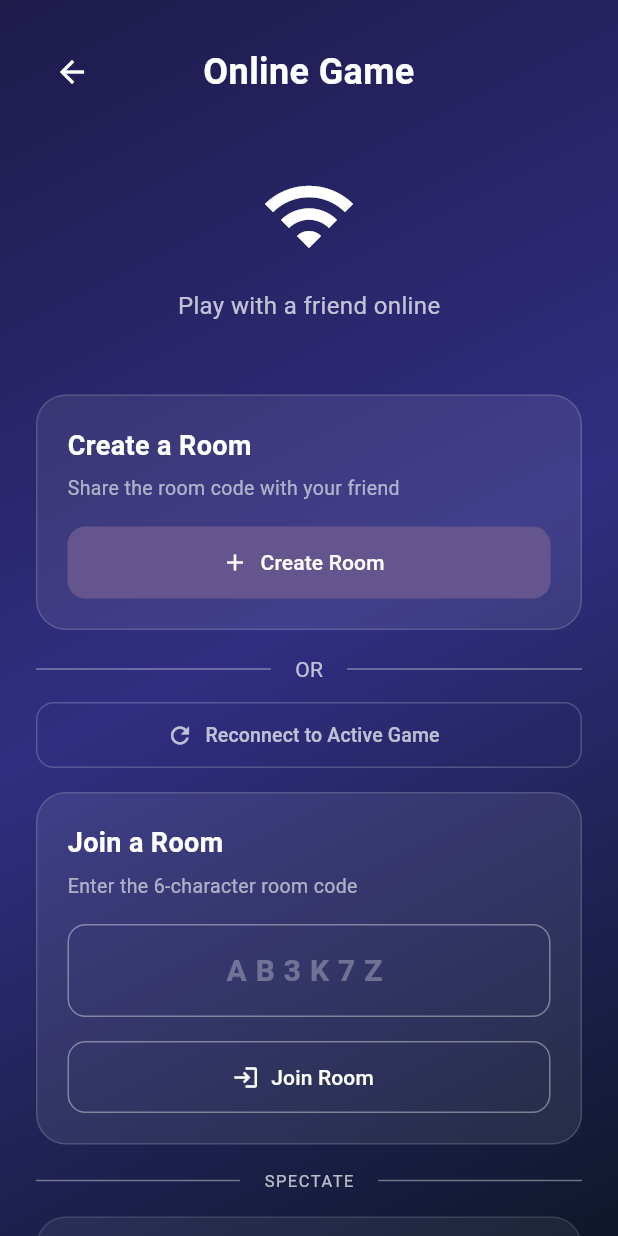
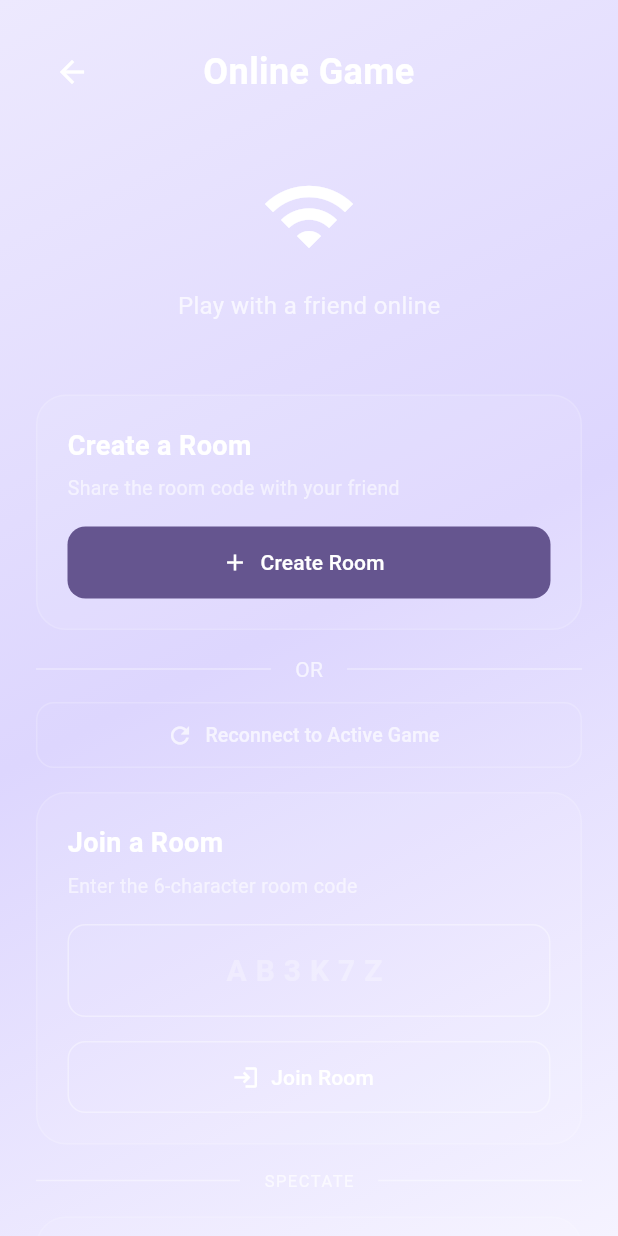
Before and after one commit to shahidkvmdam/tic-tac-toe, a Flutter app: the HomeScreen screen opened directly, after a tap on the "light mode" icon, after a tap on "Play Online", on a phone screen of 412 x 824 dp. Run offline on Flutter 3.47's test engine with Material 3 defaults, Android fonts, the phone set to English and light mode, and no system bars; our stand-ins replace audioplayers, cloud_firestore, confetti, firebase_auth, firebase_core, google_sign_in and 1 more; accounts and stored records are empty.

Commit message:
Full dark/light theme support across all screens — true black dark theme

```diff
--- a/lib/main.dart
+++ b/lib/main.dart
@@ -44,7 +44,10 @@
             colorScheme: ColorScheme.fromSeed(
               seedColor: const Color(0xFF6750A4),
               brightness: Brightness.dark,
+              surface: const Color(0xFF0A0A0A),
+              onSurface: Colors.white,
             ),
+            scaffoldBackgroundColor: const Color(0xFF0D0D0D),
             useMaterial3: true,
           ),
           home: const AuthWrapper(),
--- a/lib/screens/home_screen.dart
+++ b/lib/screens/home_screen.dart
@@ -7,6 +7,7 @@
 import '../services/theme_service.dart';
 import '../services/sound_service.dart';
 import '../services/avatar_service.dart';
+import '../utils/theme_utils.dart';
 import 'lobby_screen.dart';
 import 'username_screen.dart';
 import 'ai_game_screen.dart';
@@ -27,20 +28,11 @@
         authService.currentUser?.phoneNumber ??
         'Player';
 
+    final darkMode = themeService.isDark;
     return Scaffold(
       body: Container(
         width: double.infinity,
-        decoration: const BoxDecoration(
-          gradient: LinearGradient(
-            begin: Alignment.topLeft,
-            end: Alignment.bottomRight,
-            colors: [
-              Color(0xFF1E1B4B),
-              Color(0xFF312E81),
-              Color(0xFF0F172A),
-            ],
-          ),
-        ),
+        decoration: appBackground(context),
         child: SafeArea(
           child: Center(
             child: SingleChildScrollView(
@@ -60,7 +52,7 @@
                             tooltip: SoundService.instance.enabled ? 'Mute sounds' : 'Enable sounds',
                             icon: Icon(
                               SoundService.instance.enabled ? Icons.volume_up : Icons.volume_off,
-                              color: Colors.white70,
+                              color: darkMode ? Colors.white70 : Colors.black54,
                             ),
                             onPressed: () async {
                               await SoundService.instance.setEnabled(!SoundService.instance.enabled);
@@ -73,7 +65,7 @@
                           tooltip: themeService.isDark ? 'Light mode' : 'Dark mode',
                           icon: Icon(
                             themeService.isDark ? Icons.light_mode : Icons.dark_mode,
-                            color: Colors.white70,
+                            color: darkMode ? Colors.white70 : Colors.black54,
                           ),
                           onPressed: () => themeService.toggle(),
                         ),
@@ -88,9 +80,9 @@
                           Container(
                             width: 90, height: 90,
                             decoration: BoxDecoration(
-                              color: Colors.white.withValues(alpha: 0.1),
+                              color: darkMode ? Colors.white.withValues(alpha: 0.1) : Colors.black.withValues(alpha: 0.06),
                               shape: BoxShape.circle,
-                              border: Border.all(color: Colors.white.withValues(alpha: 0.2), width: 2),
+                              border: Border.all(color: darkMode ? Colors.white.withValues(alpha: 0.2) : Colors.black.withValues(alpha: 0.15), width: 2),
                             ),
                             child: Center(
                               child: Text(
@@ -112,20 +104,20 @@
                       ),
                     ),
                     const SizedBox(height: 16),
-                    const Text(
+                    Text(
                       'Tic Tac Toe',
                       style: TextStyle(
                         fontSize: 42,
                         fontWeight: FontWeight.w900,
                         letterSpacing: 1.2,
-                        color: Colors.white,
+                        color: darkMode ? Colors.white : const Color(0xFF1E1B4B),
                       ),
                     ),
                     const SizedBox(height: 8),
                     Text(
                       'Welcome, $displayName',
                       style: TextStyle(
-                        color: Colors.white.withValues(alpha: 0.72),
+                        color: darkMode ? Colors.white.withValues(alpha: 0.72) : Colors.black54,
                         fontSize: 16,
                       ),
                     ),
@@ -170,12 +162,12 @@
                               const UsernameScreen(isEditing: true),
                         ));
                       },
-                      icon: const Icon(Icons.edit, color: Colors.white),
-                      label: const Text('Edit Username',
-                          style: TextStyle(color: Colors.white)),
+                      icon: Icon(Icons.edit, color: darkMode ? Colors.white : Colors.black87),
+                      label: Text('Edit Username',
+                          style: TextStyle(color: darkMode ? Colors.white : Colors.black87)),
                       style: OutlinedButton.styleFrom(
                         side: BorderSide(
-                            color: Colors.white.withValues(alpha: 0.3)),
+                            color: darkMode ? Colors.white.withValues(alpha: 0.3) : Colors.black.withValues(alpha: 0.2)),
                       ),
                     ),
                     const SizedBox(height: 12),
@@ -183,9 +175,9 @@
                       onPressed: () => _showAvatarPicker(context),
                       icon: Text(AvatarService.instance.selected,
                           style: const TextStyle(fontSize: 18)),
-                      label: const Text('Change Avatar', style: TextStyle(color: Colors.white)),
+                      label: Text('Change Avatar', style: TextStyle(color: darkMode ? Colors.white : Colors.black87)),
                       style: OutlinedButton.styleFrom(
-                        side: BorderSide(color: Colors.white.withValues(alpha: 0.3)),
+                        side: BorderSide(color: darkMode ? Colors.white.withValues(alpha: 0.3) : Colors.black.withValues(alpha: 0.2)),
                       ),
                     ),
                     const SizedBox(height: 12),
@@ -193,11 +185,11 @@
                       onPressed: () async {
                         await authService.logout();
                       },
-                      icon: const Icon(Icons.logout),
-                      label: const Text('Logout'),
+                      icon: Icon(Icons.logout, color: darkMode ? Colors.white : Colors.black87),
+                      label: Text('Logout', style: TextStyle(color: darkMode ? Colors.white : Colors.black87)),
                       style: OutlinedButton.styleFrom(
                         side: BorderSide(
-                            color: Colors.white.withValues(alpha: 0.3)),
+                            color: darkMode ? Colors.white.withValues(alpha: 0.3) : Colors.black.withValues(alpha: 0.2)),
                       ),
                     ),
                   ],
@@ -214,7 +206,9 @@
     HapticFeedback.mediumImpact();
     showModalBottomSheet(
       context: context,
-      backgroundColor: const Color(0xFF1E1B4B),
+      backgroundColor: Theme.of(context).brightness == Brightness.dark
+          ? const Color(0xFF121212)
+          : const Color(0xFFF5F3FF),
       shape: const RoundedRectangleBorder(
         borderRadius: BorderRadius.vertical(top: Radius.circular(24)),
       ),
@@ -225,10 +219,14 @@
             mainAxisSize: MainAxisSize.min,
             children: [
               Container(width: 40, height: 4,
-                decoration: BoxDecoration(color: Colors.white24, borderRadius: BorderRadius.circular(2))),
+                decoration: BoxDecoration(
+                  color: Theme.of(ctx).brightness == Brightness.dark ? Colors.white24 : Colors.black26,
+                  borderRadius: BorderRadius.circular(2))),
               const SizedBox(height: 16),
-              const Text('Choose your avatar',
-                style: TextStyle(color: Colors.white, fontSize: 18, fontWeight: FontWeight.bold)),
+              Text('Choose your avatar',
+                style: TextStyle(
+                  color: Theme.of(ctx).brightness == Brightness.dark ? Colors.white : const Color(0xFF1E1B4B),
+                  fontSize: 18, fontWeight: FontWeight.bold)),
               const SizedBox(height: 20),
               GridView.builder(
                 shrinkWrap: true,
@@ -289,6 +287,8 @@
 
   @override
   Widget build(BuildContext context) {
+    final dark = Theme.of(context).brightness == Brightness.dark;
+    final fg = dark ? Colors.white : const Color(0xFF1E1B4B);
     return InkWell(
       borderRadius: BorderRadius.circular(20),
       onTap: onTap,
@@ -296,19 +296,19 @@
         width: double.infinity,
         padding: const EdgeInsets.symmetric(vertical: 24, horizontal: 20),
         decoration: BoxDecoration(
-          color: Colors.white.withValues(alpha: 0.08),
+          color: dark ? Colors.white.withValues(alpha: 0.08) : Colors.black.withValues(alpha: 0.05),
           borderRadius: BorderRadius.circular(20),
-          border: Border.all(color: Colors.white.withValues(alpha: 0.15)),
+          border: Border.all(color: dark ? Colors.white.withValues(alpha: 0.15) : Colors.black.withValues(alpha: 0.1)),
         ),
         child: Row(
           children: [
             Container(
               padding: const EdgeInsets.all(14),
               decoration: BoxDecoration(
-                color: Colors.white.withValues(alpha: 0.12),
+                color: dark ? Colors.white.withValues(alpha: 0.12) : const Color(0xFF6750A4).withValues(alpha: 0.12),
                 borderRadius: BorderRadius.circular(14),
               ),
-              child: Icon(icon, color: Colors.white, size: 28),
+              child: Icon(icon, color: dark ? Colors.white : const Color(0xFF6750A4), size: 28),
             ),
             const SizedBox(width: 18),
             Expanded(
@@ -317,10 +317,10 @@
                 children: [
                   Text(
                     title,
-                    style: const TextStyle(
+                    style: TextStyle(
                       fontSize: 18,
                       fontWeight: FontWeight.bold,
-                      color: Colors.white,
+                      color: fg,
                     ),
                   ),
                   const SizedBox(height: 4),
@@ -328,14 +328,14 @@
                     subtitle,
                     style: TextStyle(
                       fontSize: 13,
-                      color: Colors.white.withValues(alpha: 0.6),
+                      color: fg.withValues(alpha: 0.6),
                     ),
                   ),
                 ],
               ),
             ),
             Icon(Icons.arrow_forward_ios,
-                size: 16, color: Colors.white.withValues(alpha: 0.4)),
+                size: 16, color: fg.withValues(alpha: 0.4)),
           ],
         ),
       ),
@@ -433,13 +433,7 @@
         children: [
           Container(
         width: double.infinity,
-        decoration: const BoxDecoration(
-          gradient: LinearGradient(
-            begin: Alignment.topLeft,
-            end: Alignment.bottomRight,
-            colors: [Color(0xFF1E1B4B), Color(0xFF312E81), Color(0xFF0F172A)],
-          ),
-        ),
+        decoration: appBackground(context),
         child: SafeArea(
           child: Center(
             child: SingleChildScrollView(
--- a/lib/screens/lobby_screen.dart
+++ b/lib/screens/lobby_screen.dart
@@ -1,6 +1,7 @@
 import 'package:flutter/material.dart';
 import 'package:flutter/services.dart';
 import '../services/game_service.dart';
+import '../utils/theme_utils.dart';
 import 'online_game_screen.dart';
 import 'spectator_screen.dart';
 
@@ -134,17 +135,7 @@
     return Scaffold(
       body: Container(
         width: double.infinity,
-        decoration: const BoxDecoration(
-          gradient: LinearGradient(
-            begin: Alignment.topLeft,
-            end: Alignment.bottomRight,
-            colors: [
-              Color(0xFF1E1B4B),
-              Color(0xFF312E81),
-              Color(0xFF0F172A),
-            ],
-          ),
-        ),
+        decoration: appBackground(context),
         child: SafeArea(
           child: Center(
             child: SingleChildScrollView(
--- a/lib/services/theme_service.dart
+++ b/lib/services/theme_service.dart
@@ -15,8 +15,8 @@
 
   Future<void> toggle() async {
     _themeMode = isDark ? ThemeMode.light : ThemeMode.dark;
+    notifyListeners();
     final prefs = await SharedPreferences.getInstance();
     await prefs.setBool('dark_theme', isDark);
-    notifyListeners();
   }
 }
--- /dev/null
+++ b/lib/utils/theme_utils.dart
@@ -0,0 +1,42 @@
+import 'package:flutter/material.dart';
+
+/// Returns the correct background BoxDecoration for any screen,
+/// adapting to dark (black) or light (soft purple) theme.
+BoxDecoration appBackground(BuildContext context) {
+  final dark = Theme.of(context).brightness == Brightness.dark;
+  return BoxDecoration(
+    gradient: LinearGradient(
+      begin: Alignment.topLeft,
+      end: Alignment.bottomRight,
+      colors: dark
+          ? const [Color(0xFF0D0D0D), Color(0xFF1A1A2E), Color(0xFF0D0D0D)]
+          : const [Color(0xFFEDE9FE), Color(0xFFDDD6FE), Color(0xFFF5F3FF)],
+    ),
+  );
+}
+
+/// Foreground color for text/icons — white in dark, dark purple in light.
+Color fgColor(BuildContext context) {
+  return Theme.of(context).brightness == Brightness.dark
+      ? Colors.white
+      : const Color(0xFF1E1B4B);
+}
+
+/// Subtle foreground (60% opacity of fgColor).
+Color fgSubtle(BuildContext context) => fgColor(context).withValues(alpha: 0.6);
+
+/// Card/surface color.
+Color cardColor(BuildContext context) {
+  final dark = Theme.of(context).brightness == Brightness.dark;
+  return dark
+      ? Colors.white.withValues(alpha: 0.07)
+      : Colors.black.withValues(alpha: 0.05);
+}
+
+/// Card border color.
+Color cardBorder(BuildContext context) {
+  final dark = Theme.of(context).brightness == Brightness.dark;
+  return dark
+      ? Colors.white.withValues(alpha: 0.12)
+      : Colors.black.withValues(alpha: 0.1);
+}
```
Also changed, not shown: lib/screens/ai_game_screen.dart (+3 -9 lines), lib/screens/login_screen.dart (+2 -11 lines), lib/screens/online_game_screen.dart (+4 -10 lines), lib/screens/spectator_screen.dart (+3 -9 lines), lib/screens/username_screen.dart (+2 -11 lines).
